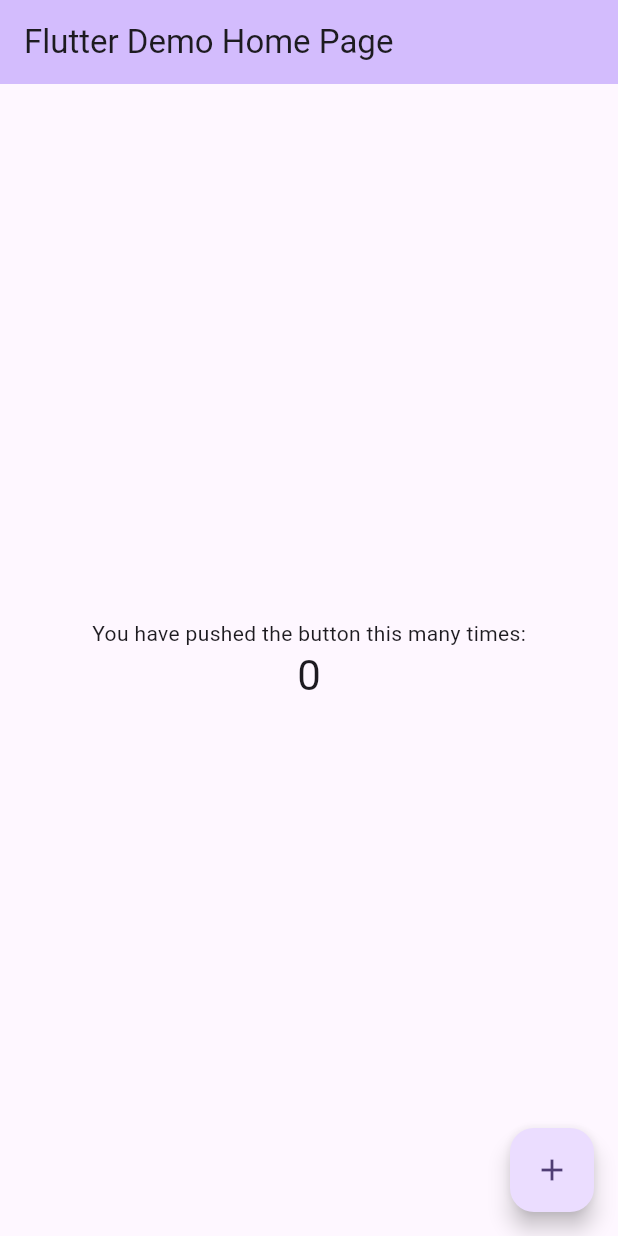
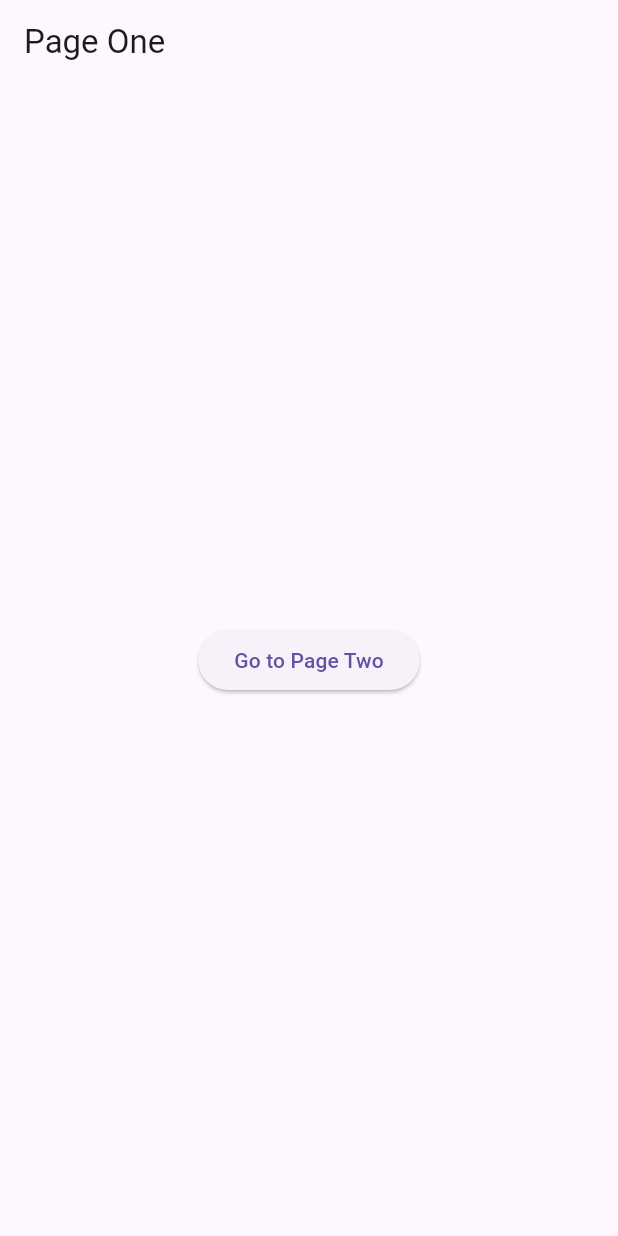
Before and after one commit to erikrahman2/Flutter-project, a Flutter app: the screen it shows after launch, on a phone screen of 412 x 824 dp. Run offline on Flutter 3.47's test engine with Material 3 defaults, Android fonts, the phone set to English and light mode, and no system bars.

Commit message:
Add files via upload

```diff
--- a/erik_app/lib/main.dart
+++ b/erik_app/lib/main.dart
@@ -1,4 +1,29 @@
+//1. ini untuk ngejalanin kode counter_app
+/* import 'package:flutter/material.dart';
+import 'counter_app.dart';
+
+void main() {
+  runApp(const MaterialApp(
+    home: CounterApp(),
+  ));
+} */
+
+// 2. ini untuk ngejalanin kode dari layout_example
+/*import 'package:flutter/material.dart';
+import 'layout_example.dart';
+
+void main() {
+  runApp(const MaterialApp(
+    home: LayoutExample(),
+    debugShowCheckedModeBanner: false, // Menghilangkan label debug
+  ));
+}
+*/
+
+// 3. navigation
 import 'package:flutter/material.dart';
+import 'page_one.dart';
+import 'page_two.dart';
 
 void main() {
   runApp(const MyApp());
@@ -7,119 +32,16 @@ void main() {
 class MyApp extends StatelessWidget {
   const MyApp({super.key});
 
-  // This widget is the root of your application.
   @override
   Widget build(BuildContext context) {
     return MaterialApp(
-      title: 'Flutter Demo',
-      theme: ThemeData(
-        // This is the theme of your application.
-        //
-        // TRY THIS: Try running your application with "flutter run". You'll see
-        // the application has a purple toolbar. Then, without quitting the app,
-        // try changing the seedColor in the colorScheme below to Colors.green
-        // and then invoke "hot reload" (save your changes or press the "hot
-        // reload" button in a Flutter-supported IDE, or press "r" if you used
-        // the command line to start the app).
-        //
-        // Notice that the counter didn't reset back to zero; the application
-        // state is not lost during the reload. To reset the state, use hot
-        // restart instead.
-        //
-        // This works for code too, not just values: Most code changes can be
-        // tested with just a hot reload.
-        colorScheme: ColorScheme.fromSeed(seedColor: Colors.deepPurple),
-        useMaterial3: true,
-      ),
-      home: const MyHomePage(title: 'Flutter Demo Home Page'),
+      title: 'Navigasi Pages',
+      debugShowCheckedModeBanner: false,
+      initialRoute: '/',
+      routes: {
+        '/': (context) => PageOne(),
+        '/pageTwo': (context) => PageTwo(),
+      },
     );
   }
 }
-
-class MyHomePage extends StatefulWidget {
-  const MyHomePage({super.key, required this.title});
-
-  // This widget is the home page of your application. It is stateful, meaning
-  // that it has a State object (defined below) that contains fields that affect
-  // how it looks.
-
-  // This class is the configuration for the state. It holds the values (in this
-  // case the title) provided by the parent (in this case the App widget) and
-  // used by the build method of the State. Fields in a Widget subclass are
-  // always marked "final".
-
-  final String title;
-
-  @override
-  State<MyHomePage> createState() => _MyHomePageState();
-}
-
-class _MyHomePageState extends State<MyHomePage> {
-  int _counter = 0;
-
-  void _incrementCounter() {
-    setState(() {
-      // This call to setState tells the Flutter framework that something has
-      // changed in this State, which causes it to rerun the build method below
-      // so that the display can reflect the updated values. If we changed
-      // _counter without calling setState(), then the build method would not be
-      // called again, and so nothing would appear to happen.
-      _counter++;
-    });
-  }
-
-  @override
-  Widget build(BuildContext context) {
-    // This method is rerun every time setState is called, for instance as done
-    // by the _incrementCounter method above.
-    //
-    // The Flutter framework has been optimized to make rerunning build methods
-    // fast, so that you can just rebuild anything that needs updating rather
-    // than having to individually change instances of widgets.
-    return Scaffold(
-      appBar: AppBar(
-        // TRY THIS: Try changing the color here to a specific color (to
-        // Colors.amber, perhaps?) and trigger a hot reload to see the AppBar
-        // change color while the other colors stay the same.
-        backgroundColor: Theme.of(context).colorScheme.inversePrimary,
-        // Here we take the value from the MyHomePage object that was created by
-        // the App.build method, and use it to set our appbar title.
-        title: Text(widget.title),
-      ),
-      body: Center(
-        // Center is a layout widget. It takes a single child and positions it
-        // in the middle of the parent.
-        child: Column(
-          // Column is also a layout widget. It takes a list of children and
-          // arranges them vertically. By default, it sizes itself to fit its
-          // children horizontally, and tries to be as tall as its parent.
-          //
-          // Column has various properties to control how it sizes itself and
-          // how it positions its children. Here we use mainAxisAlignment to
-          // center the children vertically; the main axis here is the vertical
-          // axis because Columns are vertical (the cross axis would be
-          // horizontal).
-          //
-          // TRY THIS: Invoke "debug painting" (choose the "Toggle Debug Paint"
-          // action in the IDE, or press "p" in the console), to see the
-          // wireframe for each widget.
-          mainAxisAlignment: MainAxisAlignment.center,
-          children: <Widget>[
-            const Text(
-              'You have pushed the button this many times:',
-            ),
-            Text(
-              '$_counter',
-              style: Theme.of(context).textTheme.headlineMedium,
-            ),
-          ],
-        ),
-      ),
-      floatingActionButton: FloatingActionButton(
-        onPressed: _incrementCounter,
-        tooltip: 'Increment',
-        child: const Icon(Icons.add),
-      ), // This trailing comma makes auto-formatting nicer for build methods.
-    );
-  }
-}
--- /dev/null
+++ b/erik_app/lib/page_one.dart
@@ -0,0 +1,30 @@
+import 'package:flutter/material.dart';
+import 'page_two.dart'; // Import halaman PageTwo
+
+class PageOne extends StatelessWidget {
+  @override
+  Widget build(BuildContext context) {
+    return Scaffold(
+      appBar: AppBar(
+        title: Text('Page One'),
+      ),
+      body: Center(
+        child: ElevatedButton(
+          onPressed: () {
+            Navigator.push(
+              context,
+              MaterialPageRoute(builder: (context) => PageTwo()),
+            );
+          },
+          child: Text('Go to Page Two'),
+        ),
+      ),
+    );
+  }
+}
+
+void main() {
+  runApp(MaterialApp(
+    home: PageOne(),
+  ));
+}
```
Also changed, not shown: erik_app/lib/counter_app.dart (added, +41 -0 lines), erik_app/lib/layout_example.dart (added, +39 -0 lines), erik_app/lib/page_two.dart (added, +20 -0 lines).
